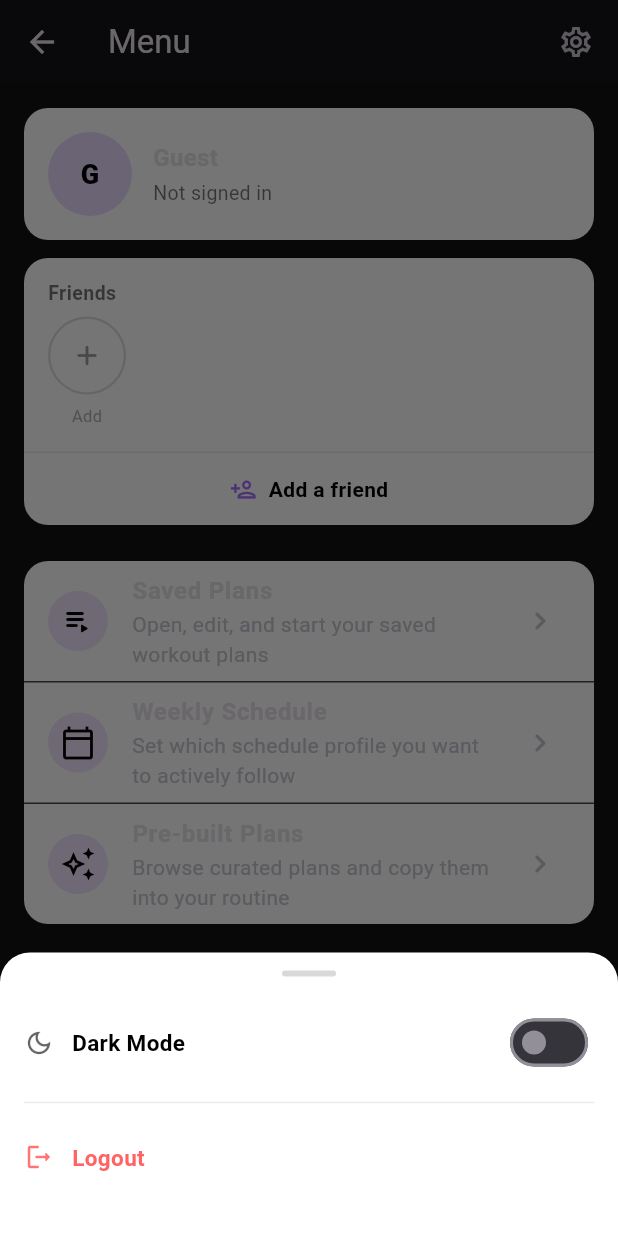
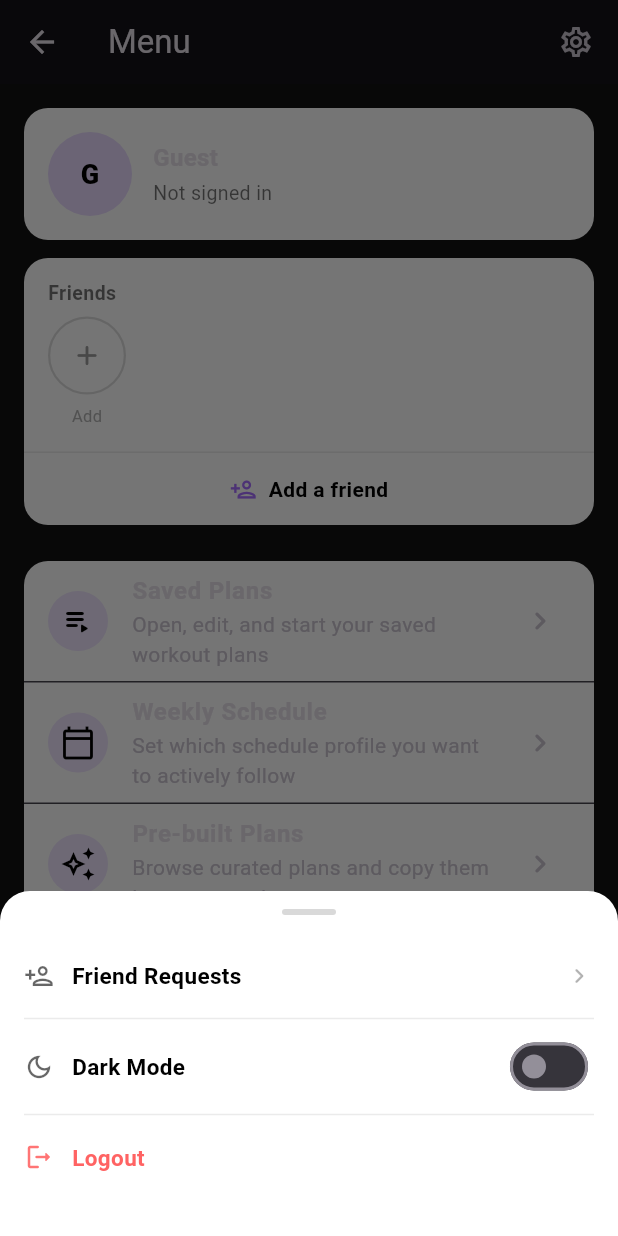
Before and after one commit to REPZ-AR/repz-ar, a Flutter app: the ProfilePage screen opened directly with empty values, after a tap on the "settings" icon, on a phone screen of 412 x 824 dp. Run offline on Flutter 3.47's test engine with Material 3 defaults, Android fonts, the phone set to English and light mode, and no system bars; our stand-ins replace camera, google_sign_in, supabase_flutter, wakelock_plus; missing offline and left inert: google_mlkit_commons, google_mlkit_image_labeling, google_mlkit_object_detection, google_mlkit_pose_detection, tflite_flutter; accounts and stored records are empty; statements that could not run were skipped.

Commit message:
friend requests implementation

```diff
--- a/repz/lib/services/friend_service.dart
+++ b/repz/lib/services/friend_service.dart
@@ -153,4 +153,15 @@ class FriendService {
           'and(requester_id.eq.$friendId,receiver_id.eq.$_userId)',
     );
   }
+
+  // Add this method to FriendService
+  Future<int> fetchPendingRequestCount() async {
+    final result = await _supabase
+        .from('friendships')
+        .select('id')
+        .eq('receiver_id', _userId)
+        .eq('status', 'pending');
+
+    return (result as List).length;
+  }
 }
--- a/repz/lib/views/profile_page.dart
+++ b/repz/lib/views/profile_page.dart
@@ -9,6 +9,7 @@ import '../widgets/layouts/menu_card.dart';
 import '../widgets/layouts/profile_card.dart';
 import '../widgets/layouts/settings_sheet.dart';
 import '../widgets/layouts/badges_card.dart';
+import 'add_friend.dart';
 
 class ProfilePage extends StatefulWidget {
   final bool isDarkMode;
@@ -148,7 +149,9 @@ class _ProfilePageState extends State<ProfilePage> {
               friends: _friends,
               isLoading: _friendsLoading,
               onAddFriend: () {
-                // TODO: navigate to AddFriendPage
+                Navigator.of(context).push(MaterialPageRoute(
+                  builder: (_) => AddFriendPage(isDarkMode: widget.isDarkMode),
+                ));
               },
               onFriendTap: (friend) {
                 // TODO: open friend profile
--- a/repz/lib/widgets/layouts/settings_sheet.dart
+++ b/repz/lib/widgets/layouts/settings_sheet.dart
@@ -1,6 +1,8 @@
 import 'package:flutter/material.dart';
+import '../../services/friend_service.dart';
+import '../../views/friend_requests.dart';
 
-class SettingsSheet extends StatelessWidget {
+class SettingsSheet extends StatefulWidget {
   final bool isDarkMode;
   final Function(bool) onThemeChanged;
   final VoidCallback? onLogout;
@@ -33,10 +35,31 @@ class SettingsSheet extends StatelessWidget {
   }
 
   @override
+  State<SettingsSheet> createState() => _SettingsSheetState();
+}
+
+class _SettingsSheetState extends State<SettingsSheet> {
+  final _friendService = FriendService();
+  int _pendingCount = 0;
+
+  @override
+  void initState() {
+    super.initState();
+    _loadPendingCount();
+  }
+
+  Future<void> _loadPendingCount() async {
+    try {
+      final count = await _friendService.fetchPendingRequestCount();
+      if (mounted) setState(() => _pendingCount = count);
+    } catch (_) {}
+  }
+
+  @override
   Widget build(BuildContext context) {
     final accentColor =
-    isDarkMode ? const Color(0xFFCFF500) : const Color(0xFFA66CFF);
-    final primaryTextColor = isDarkMode ? Colors.white : Colors.black;
+    widget.isDarkMode ? const Color(0xFFCFF500) : const Color(0xFFA66CFF);
+    final primaryTextColor = widget.isDarkMode ? Colors.white : Colors.black;
     final dividerColor = primaryTextColor.withValues(alpha: 0.08);
 
     return StatefulBuilder(
@@ -56,6 +79,69 @@ class SettingsSheet extends StatelessWidget {
                   borderRadius: BorderRadius.circular(2),
                 ),
               ),
+
+              // Friend requests row
+              InkWell(
+                onTap: () {
+                  Navigator.of(context).pop();
+                  Navigator.of(context).push(MaterialPageRoute(
+                    builder: (_) => FriendRequestsPage(
+                      isDarkMode: widget.isDarkMode,
+                    ),
+                  ));
+                },
+                borderRadius: BorderRadius.circular(12),
+                child: Padding(
+                  padding: const EdgeInsets.symmetric(vertical: 10),
+                  child: Row(
+                    children: [
+                      Icon(
+                        Icons.person_add_outlined,
+                        color: primaryTextColor.withValues(alpha: 0.6),
+                        size: 20,
+                      ),
+                      const SizedBox(width: 12),
+                      Expanded(
+                        child: Text(
+                          'Friend Requests',
+                          style: TextStyle(
+                            fontSize: 15,
+                            fontWeight: FontWeight.w600,
+                            color: primaryTextColor,
+                          ),
+                        ),
+                      ),
+                      if (_pendingCount > 0)
+                        Container(
+                          padding: const EdgeInsets.symmetric(
+                              horizontal: 8, vertical: 3),
+                          decoration: BoxDecoration(
+                            color: accentColor,
+                            borderRadius: BorderRadius.circular(20),
+                          ),
+                          child: Text(
+                            '$_pendingCount',
+                            style: TextStyle(
+                              fontSize: 12,
+                              fontWeight: FontWeight.w700,
+                              color: widget.isDarkMode
+                                  ? Colors.black
+                                  : Colors.white,
+                            ),
+                          ),
+                        ),
+                      const SizedBox(width: 4),
+                      Icon(
+                        Icons.chevron_right_rounded,
+                        color: primaryTextColor.withValues(alpha: 0.3),
+                        size: 20,
+                      ),
+                    ],
+                  ),
+                ),
+              ),
+
+              Divider(color: dividerColor),
 
               // Dark mode row
               Row(
@@ -80,9 +166,9 @@ class SettingsSheet extends StatelessWidget {
                     ],
                   ),
                   Switch(
-                    value: isDarkMode,
+                    value: widget.isDarkMode,
                     onChanged: (val) {
-                      onThemeChanged(val);
+                      widget.onThemeChanged(val);
                       setSheetState(() {});
                     },
                     activeThumbColor: accentColor,
@@ -90,17 +176,15 @@ class SettingsSheet extends StatelessWidget {
                 ],
               ),
 
-              const SizedBox(height: 8),
               Divider(color: dividerColor),
-              const SizedBox(height: 8),
 
               // Logout row
               InkWell(
-                onTap: onLogout == null
+                onTap: widget.onLogout == null
                     ? null
                     : () {
                   Navigator.of(ctx).pop();
-                  onLogout!();
+                  widget.onLogout!();
                 },
                 borderRadius: BorderRadius.circular(12),
                 child: Padding(
```
Also changed, not shown: repz/lib/views/add_friend.dart (added, +220 -0 lines), repz/lib/views/friend_requests.dart (added, +197 -0 lines).
